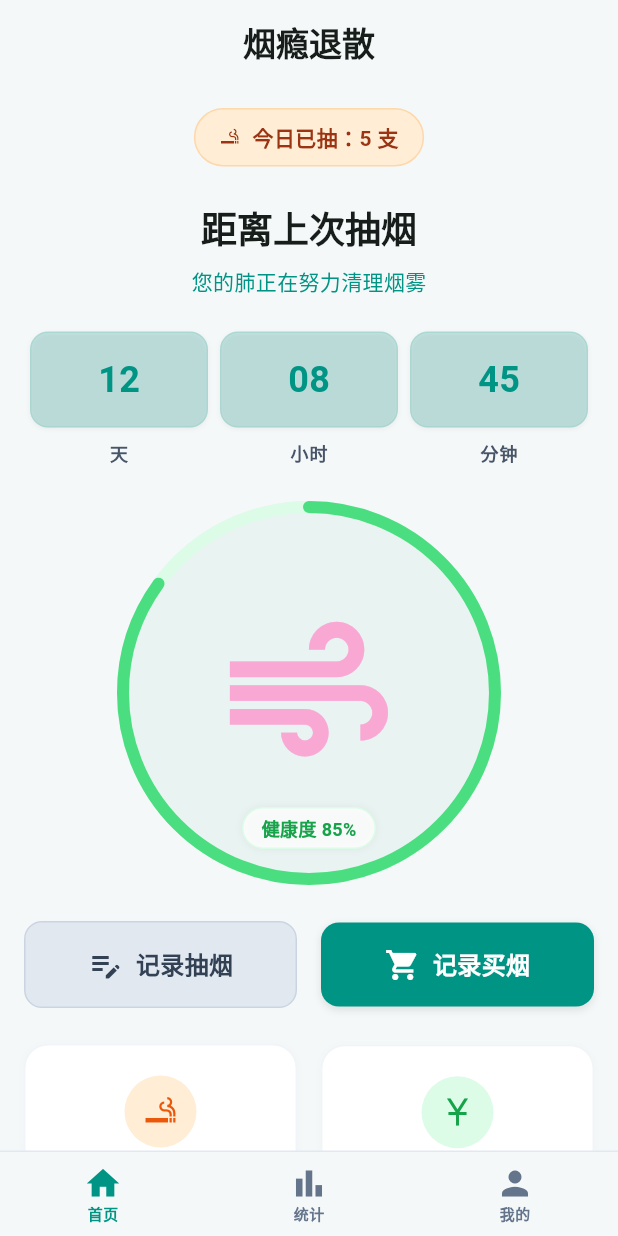
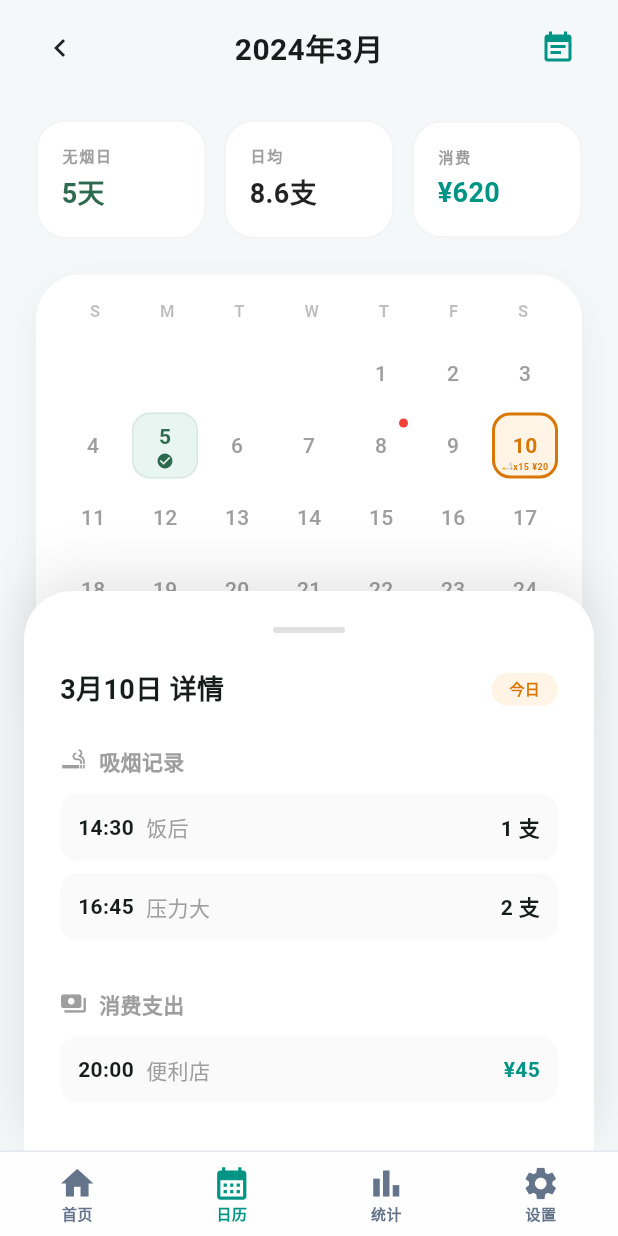
Before and after one commit to wyang1024/wx-app-flutter, a Flutter app: the screen it shows after launch, on a phone screen of 412 x 824 dp. Run offline on Flutter 3.47's test engine with Material 3 defaults, Android fonts, the phone set to English and light mode, and no system bars.

Commit message:
feat: implement QuitSmoke Calendar Dashboard
- Created `CalendarPage` with a custom calendar grid, summary statistics (data capsules), and a daily detail panel.
- Refactored `DashboardPage` to support multi-tab navigation (Home, Calendar, Stats, Settings).
- Extracted the original dashboard content into `HomeView` widget.
- Added `google_fonts` dependency.
- Updated widget tests to verify new navigation and calendar content.

Co-authored-by: wyang1024 <44569467+wyang1024@users.noreply.github.com>

```diff
--- /dev/null
+++ b/lib/calendar_page.dart
@@ -0,0 +1,406 @@
+import 'package:flutter/material.dart';
+import 'app_theme.dart';
+
+class CalendarPage extends StatelessWidget {
+  const CalendarPage({super.key});
+
+  @override
+  Widget build(BuildContext context) {
+    final isDark = Theme.of(context).brightness == Brightness.dark;
+
+    return Container(
+      color: isDark ? AppTheme.backgroundDark : AppTheme.backgroundLight,
+      child: SafeArea(
+        child: Column(
+          children: [
+            _buildHeader(context, isDark),
+            Expanded(
+              child: Stack(
+                children: [
+                  SingleChildScrollView(
+                    padding: const EdgeInsets.only(bottom: 250), // Room for detail panel
+                    child: Column(
+                      children: [
+                        const SizedBox(height: 16),
+                        _buildDataCapsules(isDark),
+                        const SizedBox(height: 24),
+                        _buildCalendarGrid(isDark),
+                      ],
+                    ),
+                  ),
+                  Align(
+                    alignment: Alignment.bottomCenter,
+                    child: _buildDetailPanel(isDark),
+                  ),
+                ],
+              ),
+            ),
+          ],
+        ),
+      ),
+    );
+  }
+
+  Widget _buildHeader(BuildContext context, bool isDark) {
+    return Padding(
+      padding: const EdgeInsets.symmetric(horizontal: 16.0, vertical: 8.0),
+      child: Row(
+        mainAxisAlignment: MainAxisAlignment.spaceBetween,
+        children: [
+          IconButton(
+            icon: Icon(Icons.chevron_left, color: isDark ? Colors.white70 : Colors.black87),
+            onPressed: () {},
+          ),
+          const Text(
+            '2024年3月',
+            style: TextStyle(
+              fontSize: 20,
+              fontWeight: FontWeight.bold,
+            ),
+          ),
+          IconButton(
+            icon: const Icon(Icons.event_note, color: AppTheme.primary),
+            onPressed: () {},
+          ),
+        ],
+      ),
+    );
+  }
+
+  Widget _buildDataCapsules(bool isDark) {
+    return Padding(
+      padding: const EdgeInsets.symmetric(horizontal: 24.0),
+      child: Row(
+        children: [
+          _buildCapsule('无烟日', '5天', const Color(0xFF2D6A4F), isDark),
+          const SizedBox(width: 12),
+          _buildCapsule('日均', '8.6支', isDark ? Colors.white : Colors.black87, isDark),
+          const SizedBox(width: 12),
+          _buildCapsule('消费', '¥620', AppTheme.primary, isDark),
+        ],
+      ),
+    );
+  }
+
+  Widget _buildCapsule(String label, String value, Color valueColor, bool isDark) {
+    return Expanded(
+      child: Container(
+        padding: const EdgeInsets.all(16),
+        decoration: BoxDecoration(
+          color: isDark ? AppTheme.cardDark.withOpacity(0.5) : Colors.white,
+          borderRadius: BorderRadius.circular(20),
+          border: Border.all(
+            color: isDark ? Colors.white10 : Colors.black12.withOpacity(0.05),
+          ),
+        ),
+        child: Column(
+          crossAxisAlignment: CrossAxisAlignment.start,
+          children: [
+            Text(
+              label.toUpperCase(),
+              style: const TextStyle(
+                fontSize: 10,
+                fontWeight: FontWeight.w600,
+                color: Colors.grey,
+                letterSpacing: 1.2,
+              ),
+            ),
+            const SizedBox(height: 4),
+            Text(
+              value,
+              style: TextStyle(
+                fontSize: 18,
+                fontWeight: FontWeight.bold,
+                color: valueColor,
+              ),
+            ),
+          ],
+        ),
+      ),
+    );
+  }
+
+  Widget _buildCalendarGrid(bool isDark) {
+    return Container(
+      margin: const EdgeInsets.symmetric(horizontal: 24),
+      padding: const EdgeInsets.all(16),
+      decoration: BoxDecoration(
+        color: isDark ? Colors.black26 : Colors.white,
+        borderRadius: BorderRadius.circular(30),
+        boxShadow: [
+          if (!isDark)
+            BoxShadow(
+              color: Colors.black.withOpacity(0.05),
+              blurRadius: 20,
+              offset: const Offset(0, 10),
+            ),
+        ],
+      ),
+      child: Column(
+        children: [
+          _buildDaysOfWeek(),
+          const SizedBox(height: 12),
+          _buildCalendarDays(isDark),
+        ],
+      ),
+    );
+  }
+
+  Widget _buildDaysOfWeek() {
+    const days = ['S', 'M', 'T', 'W', 'T', 'F', 'S'];
+    return Row(
+      mainAxisAlignment: MainAxisAlignment.spaceAround,
+      children: days
+          .map((day) => Text(
+                day,
+                style: const TextStyle(
+                  fontSize: 11,
+                  fontWeight: FontWeight.bold,
+                  color: Colors.black26,
+                ),
+              ))
+          .toList(),
+    );
+  }
+
+  Widget _buildCalendarDays(bool isDark) {
+    // March 2024 starts on Friday (index 5)
+    List<Widget> dayWidgets = [];
+    for (int i = 0; i < 4; i++) {
+      dayWidgets.add(const AspectRatio(aspectRatio: 1));
+    }
+
+    for (int day = 1; day <= 31; day++) {
+      dayWidgets.add(_buildDayCell(day, isDark));
+    }
+
+    return GridView.count(
+      crossAxisCount: 7,
+      shrinkWrap: true,
+      physics: const NeverScrollableScrollPhysics(),
+      mainAxisSpacing: 4,
+      crossAxisSpacing: 4,
+      children: dayWidgets,
+    );
+  }
+
+  Widget _buildDayCell(int day, bool isDark) {
+    if (day == 5) {
+      // Smoke-free day
+      return Container(
+        decoration: BoxDecoration(
+          color: const Color(0xFFE8F5F1),
+          borderRadius: BorderRadius.circular(12),
+          border: Border.all(color: const Color(0xFF2D6A4F).withOpacity(0.1)),
+        ),
+        child: Column(
+          mainAxisAlignment: MainAxisAlignment.center,
+          children: [
+            Text(
+              '$day',
+              style: const TextStyle(
+                fontSize: 14,
+                fontWeight: FontWeight.bold,
+                color: Color(0xFF2D6A4F),
+              ),
+            ),
+            const Icon(Icons.check_circle, size: 12, color: Color(0xFF2D6A4F)),
+          ],
+        ),
+      );
+    }
+
+    if (day == 10) {
+      // Today / High Consumption
+      return Container(
+        decoration: BoxDecoration(
+          color: const Color(0xFFFFF4E6),
+          borderRadius: BorderRadius.circular(12),
+          border: Border.all(color: const Color(0xFFD97706), width: 2),
+        ),
+        child: Stack(
+          alignment: Alignment.center,
+          children: [
+            Text(
+              '$day',
+              style: const TextStyle(
+                fontSize: 14,
+                fontWeight: FontWeight.bold,
+                color: Color(0xFFD97706),
+              ),
+            ),
+            const Positioned(
+              bottom: 1,
+              left: 1,
+              right: 1,
+              child: Row(
+                mainAxisAlignment: MainAxisAlignment.center,
+                children: [
+                  Text('🚬x15', style: TextStyle(fontSize: 6, fontWeight: FontWeight.bold, color: Color(0xFFD97706))),
+                  SizedBox(width: 2),
+                  Text('¥20', style: TextStyle(fontSize: 6, fontWeight: FontWeight.bold, color: Color(0xFFD97706))),
+                ],
+              ),
+            ),
+          ],
+        ),
+      );
+    }
+
+    if (day == 8) {
+      // Shopping day (red dot)
+      return Stack(
+        alignment: Alignment.center,
+        children: [
+          Text(
+            '$day',
+            style: const TextStyle(fontSize: 14, fontWeight: FontWeight.w500, color: Colors.grey),
+          ),
+          Positioned(
+            top: 4,
+            right: 4,
+            child: Container(
+              width: 6,
+              height: 6,
+              decoration: const BoxDecoration(color: Colors.red, shape: BoxShape.circle),
+            ),
+          ),
+        ],
+      );
+    }
+
+    return Center(
+      child: Text(
+        '$day',
+        style: const TextStyle(fontSize: 14, fontWeight: FontWeight.w500, color: Colors.grey),
+      ),
+    );
+  }
+
+  Widget _buildDetailPanel(bool isDark) {
+    return Container(
+      margin: const EdgeInsets.symmetric(horizontal: 16),
+      padding: const EdgeInsets.all(24),
+      decoration: BoxDecoration(
+        color: isDark ? AppTheme.cardDark : Colors.white,
+        borderRadius: const BorderRadius.vertical(top: Radius.circular(32)),
+        boxShadow: [
+          BoxShadow(
+            color: Colors.black.withOpacity(0.1),
+            blurRadius: 30,
+            offset: const Offset(0, -10),
+          ),
+        ],
+      ),
+      child: Column(
+        mainAxisSize: MainAxisSize.min,
+        crossAxisAlignment: CrossAxisAlignment.start,
+        children: [
+          Center(
+            child: Container(
+              width: 48,
+              height: 4,
+              decoration: BoxDecoration(
+                color: isDark ? Colors.white10 : Colors.black12,
+                borderRadius: BorderRadius.circular(2),
+              ),
+            ),
+          ),
+          const SizedBox(height: 24),
+          Row(
+            mainAxisAlignment: MainAxisAlignment.spaceBetween,
+            children: [
+              const Text(
+                '3月10日 详情',
+                style: TextStyle(fontSize: 18, fontWeight: FontWeight.bold),
+              ),
+              Container(
+                padding: const EdgeInsets.symmetric(horizontal: 12, vertical: 4),
+                decoration: BoxDecoration(
+                  color: const Color(0xFFFFF4E6),
+                  borderRadius: BorderRadius.circular(20),
+                ),
+                child: const Text(
+                  '今日',
+                  style: TextStyle(
+                    fontSize: 10,
+                    fontWeight: FontWeight.bold,
+                    color: Color(0xFFD97706),
+                  ),
+                ),
+              ),
+            ],
+          ),
+          const SizedBox(height: 24),
+          _buildRecordSection(
+            icon: Icons.smoking_rooms,
+            title: '吸烟记录',
+            items: [
+              _buildRecordItem('14:30', '饭后', '1 支'),
+              _buildRecordItem('16:45', '压力大', '2 支'),
+            ],
+          ),
+          const SizedBox(height: 24),
+          _buildRecordSection(
+            icon: Icons.payments,
+            title: '消费支出',
+            items: [
+              _buildRecordItem('20:00', '便利店', '¥45', isValuePrimary: true),
+            ],
+          ),
+        ],
+      ),
+    );
+  }
+
+  Widget _buildRecordSection({required IconData icon, required String title, required List<Widget> items}) {
+    return Column(
+      crossAxisAlignment: CrossAxisAlignment.start,
+      children: [
+        Row(
+          children: [
+            Icon(icon, size: 18, color: Colors.grey),
+            const SizedBox(width: 8),
+            Text(
+              title,
+              style: const TextStyle(fontSize: 14, fontWeight: FontWeight.bold, color: Colors.grey),
+            ),
+          ],
+        ),
+        const SizedBox(height: 12),
+        ...items,
+      ],
+    );
+  }
+
+  Widget _buildRecordItem(String time, String label, String value, {bool isValuePrimary = false}) {
+    return Container(
+      margin: const EdgeInsets.only(bottom: 8),
+      padding: const EdgeInsets.all(12),
+      decoration: BoxDecoration(
+        color: Colors.grey.withOpacity(0.05),
+        borderRadius: BorderRadius.circular(12),
+      ),
+      child: Row(
+        mainAxisAlignment: MainAxisAlignment.spaceBetween,
+        children: [
+          Row(
+            children: [
+              Text(time, style: const TextStyle(fontSize: 14, fontWeight: FontWeight.bold)),
+              const SizedBox(width: 8),
+              Text(label, style: const TextStyle(fontSize: 14, color: Colors.grey)),
+            ],
+          ),
+          Text(
+            value,
+            style: TextStyle(
+              fontSize: 14,
+              fontWeight: FontWeight.bold,
+              color: isValuePrimary ? AppTheme.primary : null,
+            ),
+          ),
+        ],
+      ),
+    );
+  }
+}
--- a/lib/dashboard_page.dart
+++ b/lib/dashboard_page.dart
@@ -1,12 +1,7 @@
 import 'package:flutter/material.dart';
 import 'app_theme.dart';
-import 'widgets/status_badge.dart';
-import 'widgets/timer_display.dart';
-import 'widgets/health_progress_ring.dart';
-import 'widgets/action_buttons.dart';
-import 'widgets/stat_card.dart';
-import 'widgets/alert_card.dart';
-import 'record_buying_page.dart';
+import 'calendar_page.dart';
+import 'widgets/home_view.dart';
 
 class DashboardPage extends StatefulWidget {
   const DashboardPage({super.key});
@@ -16,70 +11,31 @@ class DashboardPage extends StatefulWidget {
 }
 
 class _DashboardPageState extends State<DashboardPage> {
-  int _currentIndex = 0;
+  int _currentIndex = 1; // Start with Calendar as per request/design focus
+
+  final List<Widget> _views = [
+    const Scaffold(
+      appBar: PreferredSize(
+        preferredSize: Size.fromHeight(kToolbarHeight),
+        child: _HomeAppBar(),
+      ),
+      body: HomeView(),
+    ),
+    const CalendarPage(),
+    const Scaffold(
+      body: Center(child: Text('统计 (敬请期待)')),
+    ),
+    const Scaffold(
+      body: Center(child: Text('设置 (敬请期待)')),
+    ),
+  ];
 
   @override
   Widget build(BuildContext context) {
     final isDark = Theme.of(context).brightness == Brightness.dark;
 
     return Scaffold(
-      appBar: AppBar(
-        title: const Text(
-          '烟瘾退散',
-          style: TextStyle(fontWeight: FontWeight.bold),
-        ),
-        centerTitle: true,
-        elevation: 0,
-        backgroundColor: Colors.transparent,
-      ),
-      body: SingleChildScrollView(
-        padding: const EdgeInsets.fromLTRB(16, 16, 16, 100),
-        child: Column(
-          children: [
-            const StatusBadge(count: 5),
-            const SizedBox(height: 24),
-            const TimerDisplay(days: 12, hours: 8, minutes: 45),
-            const SizedBox(height: 24),
-            const HealthProgressRing(progress: 0.85, healthPercentage: 85),
-            const SizedBox(height: 24),
-            ActionButtons(
-              onRecordSmoking: () {},
-              onRecordBuying: () {
-                Navigator.push(
-                  context,
-                  MaterialPageRoute(builder: (context) => const RecordBuyingPage()),
-                );
-              },
-            ),
-            const SizedBox(height: 24),
-            Row(
-              children: [
-                Expanded(
-                  child: StatCard(
-                    label: '本月已抽',
-                    value: '285 支',
-                    icon: Icons.smoking_rooms,
-                    iconColor: isDark ? const Color(0xFFFDBA74) : const Color(0xFFEA580C),
-                    iconBackgroundColor: isDark ? const Color(0xFF7C2D12).withOpacity(0.4) : const Color(0xFFFFEDD5),
-                  ),
-                ),
-                const SizedBox(width: 16),
-                Expanded(
-                  child: StatCard(
-                    label: '本月账单',
-                    value: '¥142.50',
-                    icon: Icons.currency_yuan,
-                    iconColor: isDark ? const Color(0xFF4ADE80) : const Color(0xFF16A34A),
-                    iconBackgroundColor: isDark ? const Color(0xFF064E3B).withOpacity(0.4) : const Color(0xFFDCFCE7),
-                  ),
-                ),
-              ],
-            ),
-            const SizedBox(height: 24),
-            const AlertCard(missedMinutes: 15),
-          ],
-        ),
-      ),
+      body: _views[_currentIndex],
       bottomNavigationBar: Container(
         decoration: BoxDecoration(
           border: Border(
@@ -95,8 +51,9 @@ class _DashboardPageState extends State<DashboardPage> {
               _currentIndex = index;
             });
           },
-          backgroundColor: isDark ? AppTheme.backgroundDark.withOpacity(0.9) : AppTheme.backgroundLight.withOpacity(0.9),
+          backgroundColor: isDark ? AppTheme.backgroundDark.withOpacity(0.9) : Colors.white.withOpacity(0.9),
           elevation: 0,
+          type: BottomNavigationBarType.fixed,
           selectedItemColor: AppTheme.primary,
           unselectedItemColor: isDark ? const Color(0xFF94A3B8) : const Color(0xFF64748B),
           selectedLabelStyle: const TextStyle(fontSize: 10, fontWeight: FontWeight.bold),
@@ -107,12 +64,16 @@ class _DashboardPageState extends State<DashboardPage> {
               label: '首页',
             ),
             BottomNavigationBarItem(
+              icon: Icon(Icons.calendar_month, size: 26),
+              label: '日历',
+            ),
+            BottomNavigationBarItem(
               icon: Icon(Icons.bar_chart, size: 26),
               label: '统计',
             ),
             BottomNavigationBarItem(
-              icon: Icon(Icons.person, size: 26),
-              label: '我的',
+              icon: Icon(Icons.settings, size: 26),
+              label: '设置',
             ),
           ],
         ),
@@ -120,3 +81,20 @@ class _DashboardPageState extends State<DashboardPage> {
     );
   }
 }
+
+class _HomeAppBar extends StatelessWidget {
+  const _HomeAppBar();
+
+  @override
+  Widget build(BuildContext context) {
+    return AppBar(
+      title: const Text(
+        '烟瘾退散',
+        style: TextStyle(fontWeight: FontWeight.bold),
+      ),
+      centerTitle: true,
+      elevation: 0,
+      backgroundColor: Colors.transparent,
+    );
+  }
+}
--- /dev/null
+++ b/lib/widgets/home_view.dart
@@ -0,0 +1,66 @@
+import 'package:flutter/material.dart';
+import '../record_buying_page.dart';
+import 'action_buttons.dart';
+import 'alert_card.dart';
+import 'health_progress_ring.dart';
+import 'stat_card.dart';
+import 'status_badge.dart';
+import 'timer_display.dart';
+
+class HomeView extends StatelessWidget {
+  const HomeView({super.key});
+
+  @override
+  Widget build(BuildContext context) {
+    final isDark = Theme.of(context).brightness == Brightness.dark;
+
+    return SingleChildScrollView(
+      padding: const EdgeInsets.fromLTRB(16, 16, 16, 100),
+      child: Column(
+        children: [
+          const StatusBadge(count: 5),
+          const SizedBox(height: 24),
+          const TimerDisplay(days: 12, hours: 8, minutes: 45),
+          const SizedBox(height: 24),
+          const HealthProgressRing(progress: 0.85, healthPercentage: 85),
+          const SizedBox(height: 24),
+          ActionButtons(
+            onRecordSmoking: () {},
+            onRecordBuying: () {
+              Navigator.push(
+                context,
+                MaterialPageRoute(builder: (context) => const RecordBuyingPage()),
+              );
+            },
+          ),
+          const SizedBox(height: 24),
+          Row(
+            children: [
+              Expanded(
+                child: StatCard(
+                  label: '本月已抽',
+                  value: '285 支',
+                  icon: Icons.smoking_rooms,
+                  iconColor: isDark ? const Color(0xFFFDBA74) : const Color(0xFFEA580C),
+                  iconBackgroundColor: isDark ? const Color(0xFF7C2D12).withOpacity(0.4) : const Color(0xFFFFEDD5),
+                ),
+              ),
+              const SizedBox(width: 16),
+              Expanded(
+                child: StatCard(
+                  label: '本月账单',
+                  value: '¥142.50',
+                  icon: Icons.currency_yuan,
+                  iconColor: isDark ? const Color(0xFF4ADE80) : const Color(0xFF16A34A),
+                  iconBackgroundColor: isDark ? const Color(0xFF064E3B).withOpacity(0.4) : const Color(0xFFDCFCE7),
+                ),
+              ),
+            ],
+          ),
+          const SizedBox(height: 24),
+          const AlertCard(missedMinutes: 15),
+        ],
+      ),
+    );
+  }
+}
--- a/pubspec.yaml
+++ b/pubspec.yaml
@@ -34,6 +34,7 @@ dependencies:
   # The following adds the Cupertino Icons font to your application.
   # Use with the CupertinoIcons class for iOS style icons.
   cupertino_icons: ^1.0.8
+  google_fonts: ^8.0.2
 
 dev_dependencies:
   flutter_test:
```
Also changed, not shown: pubspec.lock, 1 other file.
